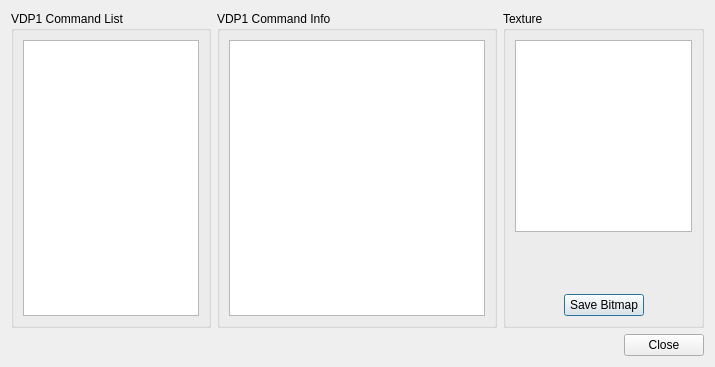
The window that yabause/src/qt/ui/UIDebugVDP1.ui (Yabause/yabause) describes before a commit, drawn with Qt 5.
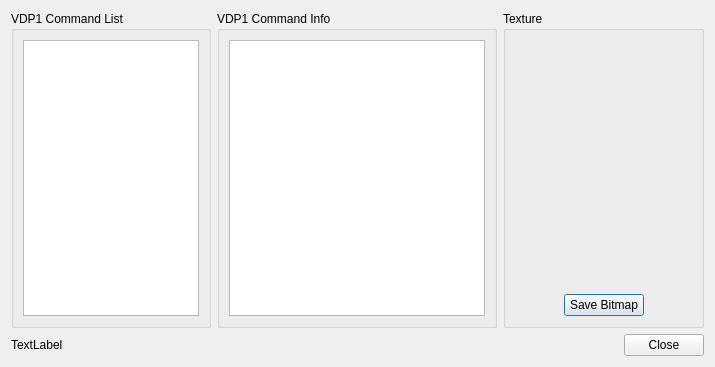
The same window after the commit.

Commit message: Add a label to VDP1 debug window containing the number of draw commands of each type (if any).

Diff of the .ui file:
```diff
--- a/yabause/src/qt/ui/UIDebugVDP1.ui
+++ b/yabause/src/qt/ui/UIDebugVDP1.ui
@@ -78,6 +78,18 @@
               <height>0</height>
              </size>
             </property>
+            <property name="styleSheet">
+             <string notr="true">background-color: transparent;</string>
+            </property>
+            <property name="backgroundBrush">
+             <brush brushstyle="NoBrush">
+              <color alpha="0">
+               <red>0</red>
+               <green>0</green>
+               <blue>0</blue>
+              </color>
+             </brush>
+            </property>
            </widget>
           </item>
           <item>
@@ -139,6 +151,13 @@
    </item>
    <item>
     <layout class="QHBoxLayout" name="horizontalLayout_7">
+     <item>
+      <widget class="QLabel" name="lVDP1Info">
+       <property name="text">
+        <string>TextLabel</string>
+       </property>
+      </widget>
+     </item>
      <item>
       <widget class="QDialogButtonBox" name="dbbButtons">
        <property name="standardButtons">
```
The commit also changes 3 other files.
